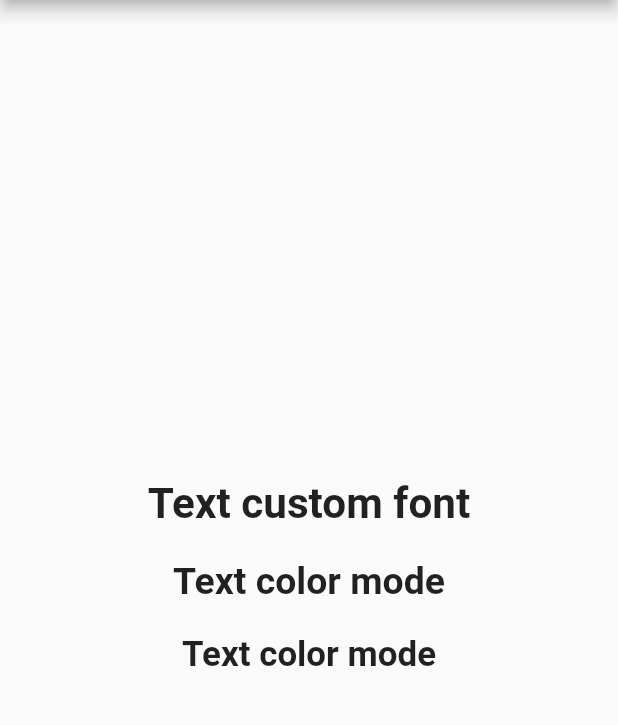
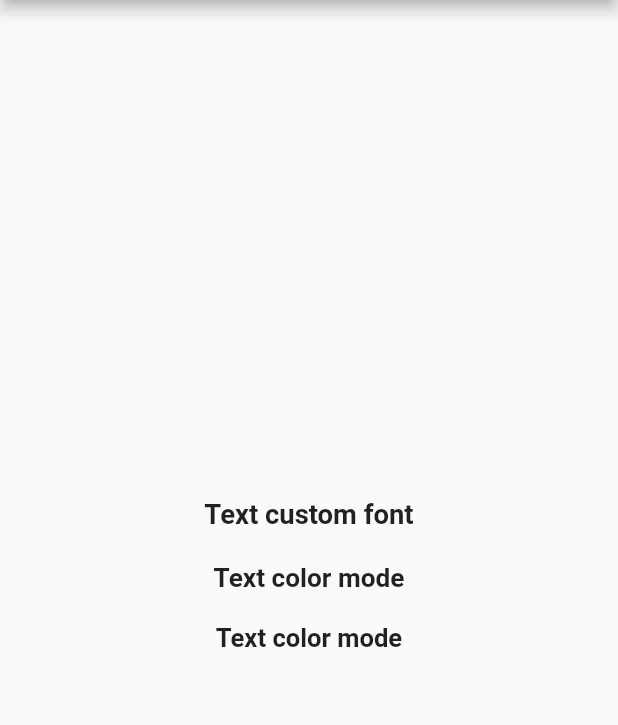
Before and after one commit to the-best-is-best/tbib_style, a Flutter app: the screen it shows after launch, on a phone screen of 412 x 824 dp, the part 84-809 px from its top. Run offline on Flutter 3.47's test engine with Material 2 defaults, Android fonts, the phone set to English and light mode, and no system bars; our stand-ins replace google_fonts; Roboto replaces fonts that are missing (BerthaMelanie).

Commit message:
add custom font to all styles fonts

```diff
--- a/lib/style/font_style.dart
+++ b/lib/style/font_style.dart
@@ -71,12 +71,8 @@ class TBIBFontStyle {
       fontSize: 20,
       fontWeight: FontWeight.w500,
     );
-    b1 = TextStyle(
-      fontSize: 34,
-    );
-    b2 = TextStyle(
-      fontSize: 20,
-    );
+    b1 = TextStyle(fontSize: 34, fontWeight: FontWeight.w500);
+    b2 = TextStyle(fontSize: 20, fontWeight: FontWeight.w400);
   }
 
   static lisenGoogleFont(TextStyle googleFontsName, {int? h}) {
@@ -235,16 +231,18 @@ class TBIBFontStyle {
       double h4Size = 20.4,
       double h4SizePc = 24}) {
     if (screenWidth < 1200) {
-      h1 = h1.copyWith(fontSize: h1Size + ((1.5 * screenWidth) / 100));
-      h1Dark = h1Dark.copyWith(fontSize: h1Size + ((1.5 * screenWidth) / 100));
+      h1 = h1.copyWith(fontSize: h1Size - ((.9 * screenWidth) / 100));
+      h1Dark = h1Dark.copyWith(fontSize: h1Size - ((.9 * screenWidth) / 100));
 
-      h2 = h2.copyWith(fontSize: h2Size + ((.9 * screenWidth) / 100));
-      h2Dark = h2Dark.copyWith(fontSize: h2Size + ((.9 * screenWidth) / 100));
+      h2 = h2.copyWith(fontSize: h2Size - ((.9 * screenWidth) / 100));
+      h2Dark = h2Dark.copyWith(fontSize: h2Size - ((.9 * screenWidth) / 100));
 
-      h3 = h3.copyWith(fontSize: h3Size + ((.6 * screenWidth) / 100));
-      h3Dark = h3Dark.copyWith(fontSize: h3Size + ((.6 * screenWidth) / 100));
-      h4 = h4.copyWith(fontSize: h4Size + ((.3 * screenWidth) / 100));
-      h4Dark = h4Dark.copyWith(fontSize: h4Size + ((.3 * screenWidth) / 100));
+      b1 = h3 = h3.copyWith(fontSize: h3Size - ((.9 * screenWidth) / 100));
+      b1Dark = h3Dark =
+          h3Dark.copyWith(fontSize: h3Size - ((.9 * screenWidth) / 100));
+      b2 = h4 = h4.copyWith(fontSize: h4Size - ((.9 * screenWidth) / 100));
+      b2Dark = h4Dark =
+          h4Dark.copyWith(fontSize: h4Size - ((.9 * screenWidth) / 100));
     } else {
       h1 = h1.copyWith(fontSize: h1SizePc + ((1.5 * screenWidth) / 100));
       h1Dark =
@@ -253,39 +251,42 @@ class TBIBFontStyle {
       h2 = h2.copyWith(fontSize: h2SizePc + ((.9 * screenWidth) / 100));
       h2Dark = h2Dark.copyWith(fontSize: h2SizePc + ((.9 * screenWidth) / 100));
 
-      h3 = h3.copyWith(fontSize: h3SizePc + ((.6 * screenWidth) / 100));
-      h3Dark = h3Dark.copyWith(fontSize: h3SizePc + ((.6 * screenWidth) / 100));
-      h4 = h4.copyWith(fontSize: h4SizePc + ((.3 * screenWidth) / 100));
-      h4Dark = h4Dark.copyWith(fontSize: h4SizePc + ((.3 * screenWidth) / 100));
+      b1 = h3 = h3.copyWith(fontSize: h3SizePc + ((.6 * screenWidth) / 100));
+      b1Dark = h3Dark =
+          h3Dark.copyWith(fontSize: h3SizePc + ((.6 * screenWidth) / 100));
+      b2 = h4 = h4.copyWith(fontSize: h4SizePc + ((.3 * screenWidth) / 100));
+      b2Dark = h4Dark =
+          h4Dark.copyWith(fontSize: h4SizePc + ((.3 * screenWidth) / 100));
     }
   }
 
-  static void addCustomFont(String yourFontFamily, int h) {
+  static void addCustomFont(String yourFontFamily, int? h) {
+    if (h != null) {
       switch (h) {
         case 1:
           {
             h1 = h1.copyWith(fontFamily: yourFontFamily);
             h1Dark = h1Dark.copyWith(fontFamily: yourFontFamily);
 
-          return;
+            break;
           }
         case 2:
           {
             h2 = h2.copyWith(fontFamily: yourFontFamily);
             h2Dark = h2Dark.copyWith(fontFamily: yourFontFamily);
-          return;
+            break;
           }
         case 3:
           {
             h3 = h3.copyWith(fontFamily: yourFontFamily);
             h3Dark = h3Dark.copyWith(fontFamily: yourFontFamily);
-          return;
+            break;
           }
         case 4:
           {
             h4 = h4.copyWith(fontFamily: yourFontFamily);
             h4Dark = h4Dark.copyWith(fontFamily: yourFontFamily);
-          return;
+            break;
           }
         case 5:
           {
@@ -293,7 +294,7 @@ class TBIBFontStyle {
             h5Dark = h5Dark.copyWith(fontFamily: yourFontFamily);
             b1 = b1.copyWith(fontFamily: yourFontFamily);
             b1Dark = b1Dark.copyWith(fontFamily: yourFontFamily);
-          return;
+            break;
           }
         case 6:
           {
@@ -301,12 +302,28 @@ class TBIBFontStyle {
             h6Dark = h6Dark.copyWith(fontFamily: yourFontFamily);
             b2 = b2.copyWith(fontFamily: yourFontFamily);
             b2Dark = b2Dark.copyWith(fontFamily: yourFontFamily);
-          return;
+            break;
           }
         default:
           {
-          return null;
+            break;
+          }
+      }
+    } else {
+      h1 = h1.copyWith(fontFamily: yourFontFamily);
+      h1Dark = h1Dark.copyWith(fontFamily: yourFontFamily);
+      h2 = h2.copyWith(fontFamily: yourFontFamily);
+      h2Dark = h2Dark.copyWith(fontFamily: yourFontFamily);
+      h3 = h3.copyWith(fontFamily: yourFontFamily);
+      h3Dark = h3Dark.copyWith(fontFamily: yourFontFamily);
+      h4 = h4.copyWith(fontFamily: yourFontFamily);
+      h4Dark = h4Dark.copyWith(fontFamily: yourFontFamily);
+      h5 = h5.copyWith(fontFamily: yourFontFamily);
+      h5Dark = h5Dark.copyWith(fontFamily: yourFontFamily);
+      h6 = h6.copyWith(fontFamily: yourFontFamily);
+      h6Dark = h6Dark.copyWith(fontFamily: yourFontFamily);
+      b2 = b2.copyWith(fontFamily: yourFontFamily);
+      b2Dark = b2Dark.copyWith(fontFamily: yourFontFamily);
     }
   }
 }
-}
--- a/pubspec.yaml
+++ b/pubspec.yaml
@@ -11,7 +11,7 @@ dependencies:
   flutter:
     sdk: flutter
   google_fonts: ^2.1.0
-
+  flutter_screenutil: ^5.3.1
 dev_dependencies:
   flutter_test:
     sdk: flutter
```
Also changed, not shown: example/pubspec.lock, pubspec.lock. Lines whose indentation alone changed are shown as unchanged.
